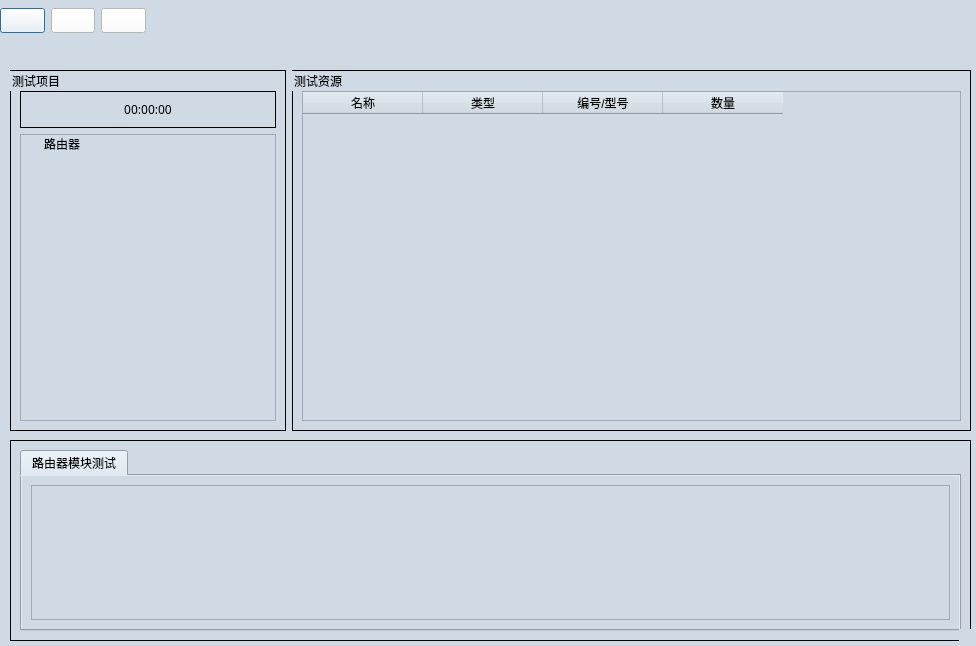
Qt form ui/router/Router.ui (gaoxingyu-hub/HUA54testframework) before a commit.
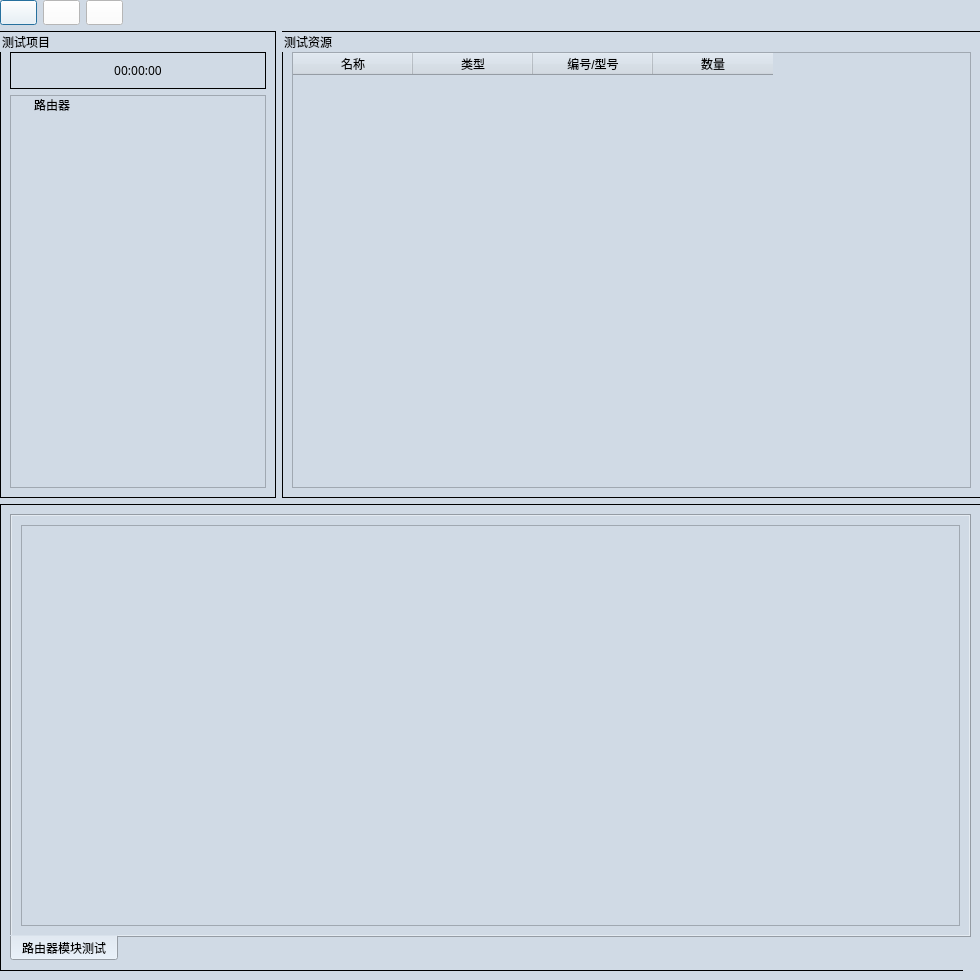
The same form after that commit. Icons and pictures are not drawn.

Commit message: fix image issue and Router layout

Diff of the .ui file:
```diff
--- a/ui/router/Router.ui
+++ b/ui/router/Router.ui
@@ -6,8 +6,8 @@
    <rect>
     <x>0</x>
     <y>0</y>
-    <width>976</width>
-    <height>646</height>
+    <width>980</width>
+    <height>980</height>
    </rect>
   </property>
   <property name="windowTitle">
@@ -64,12 +64,98 @@
   <widget class="QWidget" name="layoutWidget">
    <property name="geometry">
     <rect>
-     <x>10</x>
-     <y>70</y>
-     <width>961</width>
-     <height>361</height>
+     <x>0</x>
+     <y>0</y>
+     <width>981</width>
+     <height>971</height>
     </rect>
    </property>
+   <layout class="QVBoxLayout" name="verticalLayout_2">
+    <item>
+     <layout class="QHBoxLayout" name="horizontalLayout_2">
+      <item>
+       <layout class="QGridLayout" name="gridLayout">
+        <item row="0" column="0">
+         <widget class="QPushButton" name="pushButton_start">
+          <property name="styleSheet">
+           <string notr="true">background-color:rgb(255, 255, 255);
+</string>
+          </property>
+          <property name="text">
+           <string/>
+          </property>
+          <property name="icon">
+           <iconset>
+            <normaloff>:/newPrefix/icon/start1.ico</normaloff>:/newPrefix/icon/start1.ico</iconset>
+          </property>
+          <property name="iconSize">
+           <size>
+            <width>32</width>
+            <height>31</height>
+           </size>
+          </property>
+         </widget>
+        </item>
+        <item row="0" column="2">
+         <widget class="QPushButton" name="pushButton_close">
+          <property name="styleSheet">
+           <string notr="true">background-color:rgb(255, 255, 255);</string>
+          </property>
+          <property name="text">
+           <string/>
+          </property>
+          <property name="icon">
+           <iconset>
+            <normaloff>:/newPrefix/icon/close1.ico</normaloff>:/newPrefix/icon/close1.ico</iconset>
+          </property>
+          <property name="iconSize">
+           <size>
+            <width>32</width>
+            <height>31</height>
+           </size>
+          </property>
+         </widget>
+        </item>
+        <item row="0" column="1">
+         <widget class="QPushButton" name="pushButton_restart">
+          <property name="styleSheet">
+           <string notr="true">background-color:rgb(255, 255, 255);</string>
+          </property>
+          <property name="text">
+           <string/>
+          </property>
+          <property name="icon">
+           <iconset>
+            <normaloff>:/newPrefix/icon/restart1.ico</normaloff>:/newPrefix/icon/restart1.ico</iconset>
+          </property>
+          <property name="iconSize">
+           <size>
+            <width>32</width>
+            <height>31</height>
+           </size>
+          </property>
+         </widget>
+        </item>
+       </layout>
+      </item>
+      <item>
+       <spacer name="horizontalSpacer">
+        <property name="orientation">
+         <enum>Qt::Horizontal</enum>
+        </property>
+        <property name="sizeHint" stdset="0">
+         <size>
+          <width>808</width>
+          <height>20</height>
+         </size>
+        </property>
+       </spacer>
+      </item>
+     </layout>
+    </item>
+    <item>
+     <layout class="QVBoxLayout" name="verticalLayout">
+      <item>
    <layout class="QHBoxLayout" name="horizontalLayout" stretch="0,2">
     <item>
      <widget class="QGroupBox" name="groupBox_test_modules">
@@ -96,6 +182,7 @@
               <property name="font">
                <font>
                 <family>Microsoft YaHei</family>
+                    <pointsize>-1</pointsize>
                 <kerning>false</kerning>
                </font>
               </property>
@@ -184,121 +271,18 @@
      </widget>
     </item>
    </layout>
-  </widget>
-  <widget class="QWidget" name="layoutWidget_2">
-   <property name="geometry">
-    <rect>
-     <x>0</x>
-     <y>0</y>
-     <width>146</width>
-     <height>41</height>
-    </rect>
-   </property>
-   <layout class="QGridLayout" name="gridLayout">
-    <item row="0" column="0">
-     <widget class="QPushButton" name="pushButton_start">
-      <property name="styleSheet">
-       <string notr="true">background-color:rgb(255, 255, 255);
-</string>
-      </property>
-      <property name="text">
-       <string/>
-      </property>
-      <property name="icon">
-       <iconset>
-        <normaloff>:/newPrefix/icon/start1.ico</normaloff>:/newPrefix/icon/start1.ico</iconset>
-      </property>
-      <property name="iconSize">
-       <size>
-        <width>32</width>
-        <height>31</height>
-       </size>
-      </property>
-     </widget>
-    </item>
-    <item row="0" column="2">
-     <widget class="QPushButton" name="pushButton_close">
-      <property name="styleSheet">
-       <string notr="true">background-color:rgb(255, 255, 255);</string>
-      </property>
-      <property name="text">
-       <string/>
-      </property>
-      <property name="icon">
-       <iconset>
-        <normaloff>:/newPrefix/icon/close1.ico</normaloff>:/newPrefix/icon/close1.ico</iconset>
-      </property>
-      <property name="iconSize">
-       <size>
-        <width>32</width>
-        <height>31</height>
-       </size>
-      </property>
-     </widget>
-    </item>
-    <item row="0" column="1">
-     <widget class="QPushButton" name="pushButton_restart">
-      <property name="styleSheet">
-       <string notr="true">background-color:rgb(255, 255, 255);</string>
-      </property>
-      <property name="text">
-       <string/>
-      </property>
-      <property name="icon">
-       <iconset>
-        <normaloff>:/newPrefix/icon/restart1.ico</normaloff>:/newPrefix/icon/restart1.ico</iconset>
-      </property>
-      <property name="iconSize">
-       <size>
-        <width>32</width>
-        <height>31</height>
-       </size>
-      </property>
-     </widget>
-    </item>
-   </layout>
-  </widget>
-  <widget class="QSplitter" name="splitter">
-   <property name="geometry">
-    <rect>
-     <x>0</x>
-     <y>0</y>
-     <width>0</width>
-     <height>0</height>
-    </rect>
-   </property>
-   <property name="orientation">
-    <enum>Qt::Horizontal</enum>
-   </property>
-  </widget>
-  <widget class="QSplitter" name="splitter_4">
-   <property name="geometry">
-    <rect>
-     <x>0</x>
-     <y>0</y>
-     <width>0</width>
-     <height>0</height>
-    </rect>
-   </property>
-   <property name="orientation">
-    <enum>Qt::Horizontal</enum>
-   </property>
-  </widget>
+      </item>
+      <item>
   <widget class="QGroupBox" name="groupBox_test_results">
-   <property name="geometry">
-    <rect>
-     <x>10</x>
-     <y>440</y>
-     <width>961</width>
-     <height>201</height>
-    </rect>
-   </property>
    <property name="title">
     <string/>
    </property>
    <layout class="QGridLayout" name="gridLayout_4">
     <item row="0" column="0">
      <widget class="QTabWidget" name="tabWidget">
+           <property name="tabPosition">
+            <enum>QTabWidget::South</enum>
+           </property>
       <property name="currentIndex">
        <number>0</number>
       </property>
@@ -313,6 +297,11 @@
        </layout>
       </widget>
      </widget>
+         </item>
+        </layout>
+       </widget>
+      </item>
+     </layout>
     </item>
    </layout>
   </widget>
```
Lines whose indentation alone changed are shown as unchanged. The commit also changes 12 other files.
